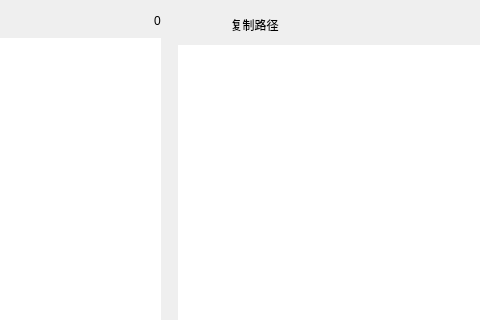
Old version of the form windows/mainwindow_child/homepage/pages/homepage_page_diff.ui in the repository Zao-chen/ZcVersionBox; both pictures show x 311 to 791 and y 0 to 320 of the 960 by 640 pixel window.
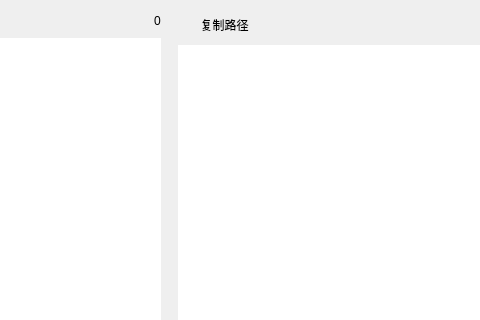
New version of the form.

Commit message: fix(diff): 移除顶部重复的状态/统计徽章，去除正文中突兀的 Hunk 标头横栏

Diff of the .ui file:
```diff
--- a/windows/mainwindow_child/homepage/pages/homepage_page_diff.ui
+++ b/windows/mainwindow_child/homepage/pages/homepage_page_diff.ui
@@ -164,20 +164,6 @@
             </property>
            </widget>
           </item>
-          <item>
-           <widget class="QLabel" name="fileStatusBadge">
-            <property name="text">
-             <string/>
-            </property>
-           </widget>
-          </item>
-          <item>
-           <widget class="QLabel" name="fileStatsBadge">
-            <property name="text">
-             <string/>
-            </property>
-           </widget>
-          </item>
           <item>
            <widget class="QToolButton" name="btnCopyPath">
             <property name="toolTip">
```
The commit also changes 3 other files.
